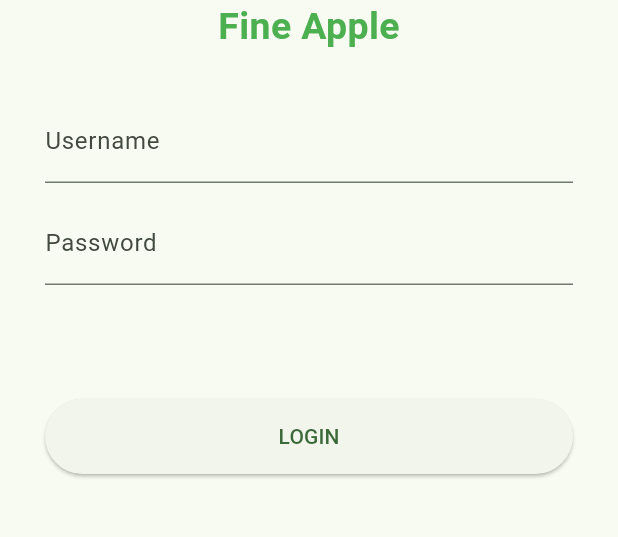
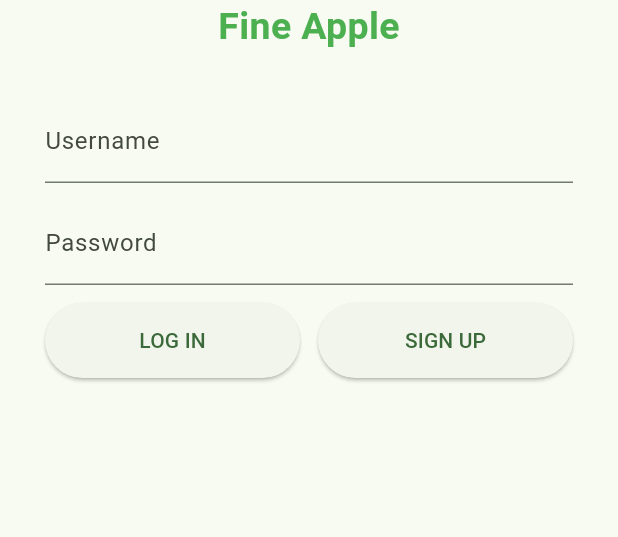
Before and after one commit to HayeongShim/pineapple_tok, a Flutter app: the screen it shows after launch, on a phone screen of 412 x 824 dp, the part 420-957 px from its top. Run offline on Flutter 3.47's test engine with Material 2 defaults, Android fonts, the phone set to English and light mode, and no system bars; our stand-ins replace cloud_firestore, firebase_auth, firebase_core, tuple; accounts and stored records are empty.

Commit message:
add sign in button

```diff
--- a/pineapple_talk/lib/login/login_page.dart
+++ b/pineapple_talk/lib/login/login_page.dart
@@ -124,14 +124,12 @@ class LoginFormState extends State<LoginForm> {
                 ),
                 obscureText: true,
               ),
-            ],
-          ),
-        ),
-        Positioned(
-          child: Column(
+              SizedBox(height: 12.0),
+              Row(
+                mainAxisAlignment: MainAxisAlignment.spaceEvenly,
                 children: [
-              SizedBox(height: 200.0),
-              ElevatedButton(
+                  Expanded(
+                    child: ElevatedButton(
                       onPressed: () async {
                         if (!_tryValidation()) return;
                         _login(context, account);
@@ -142,11 +140,28 @@ class LoginFormState extends State<LoginForm> {
                         ),
                         minimumSize: Size(double.infinity, 50),
                       ),
-                child: Text('LOGIN'),
+                      child: Text('LOG IN'),
+                    ),
+                  ),
+                  SizedBox(width: 12.0),
+                  Expanded(
+                    child: ElevatedButton(
+                      onPressed: () {
+                      },
+                      style: ElevatedButton.styleFrom(
+                        shape: RoundedRectangleBorder(
+                          borderRadius: BorderRadius.circular(25.0)
+                        ),
+                        minimumSize: Size(double.infinity, 50),
+                      ),
+                      child: Text('SIGN UP'),
+                    ),
                   ),
                 ]
               )
-        )
+            ],
+          ),
+        ),
       ]
     );
   }
```
Lines whose indentation alone changed are shown as unchanged.
